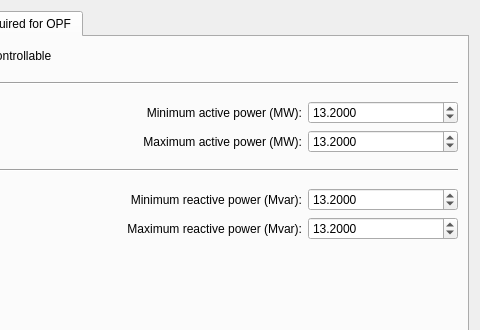
Before: the Qt Designer form src/electricalsim/ui/load_dialog.ui in aloytag/electrical-grid-simulator, drawn with Qt 5; both pictures show x 113 to 593 and y 0 to 330 of the 593 by 465 pixel window.
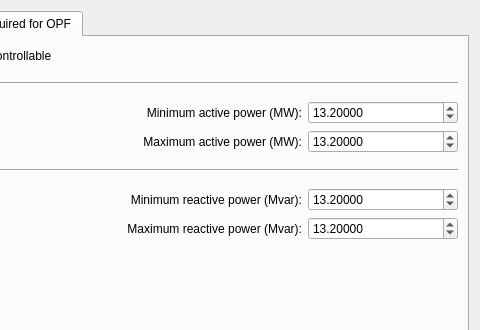
After: the same form once the commit is applied. The open tabs and pages were chosen to show the change.

Patch:
```diff
--- a/src/electricalsim/ui/load_dialog.ui
+++ b/src/electricalsim/ui/load_dialog.ui
@@ -573,7 +573,7 @@
             </size>
            </property>
            <property name="decimals">
-            <number>4</number>
+            <number>5</number>
            </property>
            <property name="minimum">
             <double>0.000000000000000</double>
@@ -625,7 +625,7 @@
             </size>
            </property>
            <property name="decimals">
-            <number>4</number>
+            <number>5</number>
            </property>
            <property name="minimum">
             <double>0.000000000000000</double>
@@ -716,7 +716,7 @@
             </size>
            </property>
            <property name="decimals">
-            <number>4</number>
+            <number>5</number>
            </property>
            <property name="minimum">
             <double>-5000.000000000000000</double>
@@ -768,7 +768,7 @@
             </size>
            </property>
            <property name="decimals">
-            <number>4</number>
+            <number>5</number>
            </property>
            <property name="minimum">
             <double>-5000.000000000000000</double>
```
Left out of the diff: 2 changed lines with no effect on the pictures.
